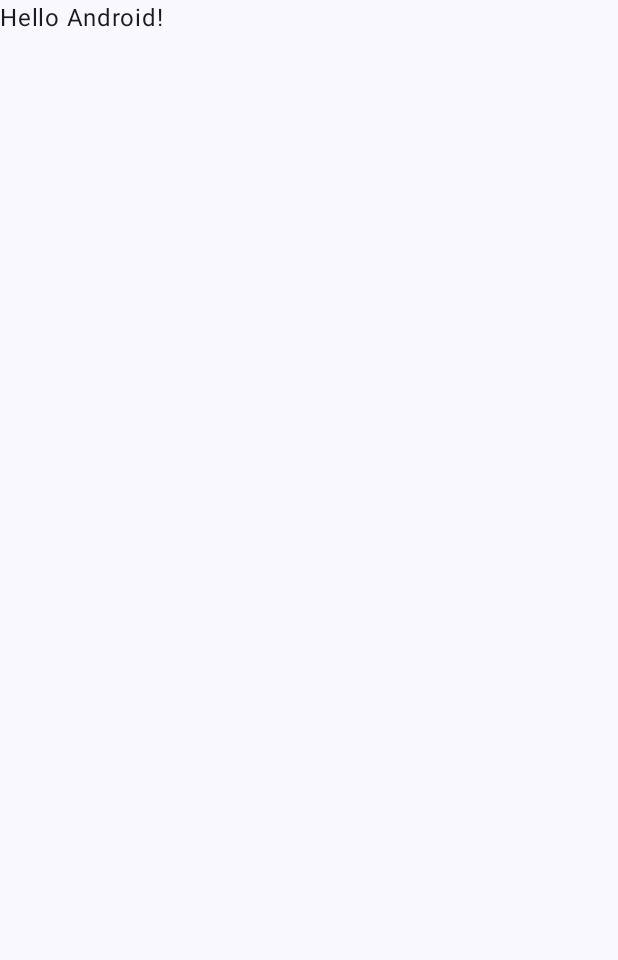
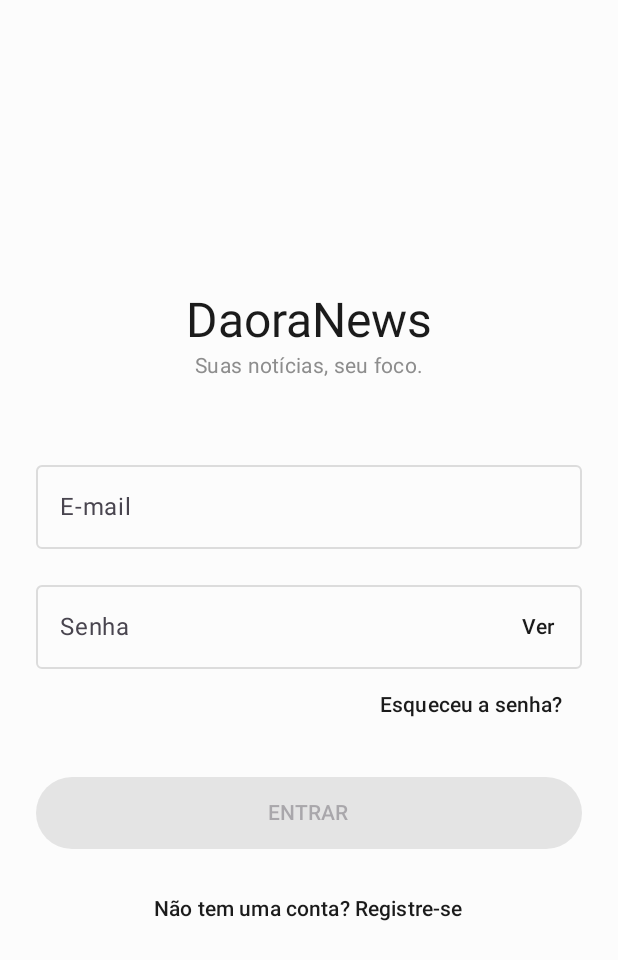
Before and after one commit to Rafaelmoraes05/DaoraNews, an Android app built with Jetpack Compose: the screen it shows after launch (MainActivity before the commit, LoginActivity after it), on a phone screen of 412 x 824 dp. Before the commit the part shown is almost empty. Shown: the top 960 px of the screen. Run offline under Robolectric (Android 15) with nearby library versions, the phone set to English and light mode, and no system bars.

Commit message:
[feat]: Criação e Personalização das telas de LoginActivity e RegisterActivity;

```diff
--- /dev/null
+++ b/app/src/main/java/com/daoranews/LoginActivity.kt
@@ -0,0 +1,183 @@
+package com.daoranews
+
+import android.app.Activity
+import android.content.Intent
+import android.content.Intent.FLAG_ACTIVITY_SINGLE_TOP
+import android.os.Bundle
+import android.widget.Toast
+import androidx.activity.ComponentActivity
+import androidx.activity.compose.setContent
+import androidx.activity.enableEdgeToEdge
+import androidx.compose.foundation.layout.Arrangement
+import androidx.compose.foundation.layout.Column
+import androidx.compose.foundation.layout.Row
+import androidx.compose.foundation.layout.Spacer
+import androidx.compose.foundation.layout.fillMaxSize
+import androidx.compose.foundation.layout.fillMaxWidth
+import androidx.compose.foundation.layout.height
+import androidx.compose.foundation.layout.padding
+import androidx.compose.foundation.layout.size
+import androidx.compose.foundation.text.KeyboardOptions
+import androidx.compose.material.icons.Icons
+import androidx.compose.material.icons.outlined.Email
+import androidx.compose.material.icons.outlined.Lock
+import androidx.compose.material3.Button
+import androidx.compose.material3.Icon
+import androidx.compose.material3.IconButton
+import androidx.compose.material3.MaterialTheme
+import androidx.compose.material3.OutlinedTextField
+import androidx.compose.material3.Scaffold
+import androidx.compose.material3.Surface
+import androidx.compose.material3.Text
+import androidx.compose.material3.TextButton
+import androidx.compose.runtime.Composable
+import androidx.compose.runtime.getValue
+import androidx.compose.runtime.mutableStateOf
+import androidx.compose.runtime.saveable.rememberSaveable
+import androidx.compose.runtime.setValue
+import androidx.compose.ui.Alignment
+import androidx.compose.ui.Alignment.Companion.CenterHorizontally
+import androidx.compose.ui.Modifier
+import androidx.compose.ui.platform.LocalContext
+import androidx.compose.ui.text.input.KeyboardType
+import androidx.compose.ui.text.input.PasswordVisualTransformation
+import androidx.compose.ui.text.input.VisualTransformation
+import androidx.compose.ui.tooling.preview.Preview
+import androidx.compose.ui.unit.dp
+import androidx.compose.ui.unit.sp
+import com.daoranews.ui.theme.DaoraNewsTheme
+
+
+class LoginActivity : ComponentActivity() {
+    override fun onCreate(savedInstanceState: Bundle?) {
+        super.onCreate(savedInstanceState)
+        enableEdgeToEdge()
+        setContent {
+            DaoraNewsTheme {
+                Scaffold(modifier = Modifier.fillMaxSize()) { innerPadding ->
+                    LoginPage(
+                        modifier = Modifier.padding(
+                            innerPadding
+                        )
+                    )
+                }
+            }
+        }
+    }
+}
+
+@Preview(showBackground = true)
+@Composable
+fun LoginPage(modifier: Modifier = Modifier) {
+    var email by rememberSaveable { mutableStateOf("") }
+    var password by rememberSaveable { mutableStateOf("") }
+    var passwordVisible by rememberSaveable { mutableStateOf(false) }
+    val activity = LocalContext.current as? Activity
+
+    Column(
+        modifier = modifier
+            .fillMaxSize()
+            .padding(horizontal = 24.dp),
+        verticalArrangement = Arrangement.Center,
+        horizontalAlignment = Alignment.CenterHorizontally,
+    ) {
+        Text(
+            text = "DaoraNews",
+            style = MaterialTheme.typography.headlineLarge,
+            color = MaterialTheme.colorScheme.primary
+        )
+        Text(
+            text = "Suas notícias, seu foco.",
+            style = MaterialTheme.typography.bodyMedium,
+            color = MaterialTheme.colorScheme.secondary
+        )
+
+        Spacer(modifier = Modifier.height(48.dp))
+
+        OutlinedTextField(
+            value = email,
+            onValueChange = { email = it },
+            modifier = Modifier.fillMaxWidth(),
+            label = { Text("E-mail") },
+            keyboardOptions = KeyboardOptions(keyboardType = KeyboardType.Email),
+            singleLine = true
+        )
+
+        Spacer(modifier = Modifier.height(16.dp))
+
+        OutlinedTextField(
+            value = password,
+            onValueChange = { password = it },
+            modifier = Modifier.fillMaxWidth(),
+            label = { Text("Senha") },
+            visualTransformation = if (passwordVisible) VisualTransformation.None else PasswordVisualTransformation(),
+            keyboardOptions = KeyboardOptions(keyboardType = KeyboardType.Password),
+            singleLine = true,
+            trailingIcon = {
+                TextButton(onClick = { passwordVisible = !passwordVisible }) {
+                    Text(if (passwordVisible) "Ocultar" else "Ver")
+                }
+            }
+        )
+
+        TextButton(
+            onClick = { /* TODO: Implementar lógica de recuperação de senha */ },
+            modifier = Modifier.align(Alignment.End)
+        ) {
+            Text("Esqueceu a senha?")
+        }
+
+
+        Spacer(modifier = Modifier.height(24.dp))
+
+        Button(
+            onClick = {
+                Toast.makeText(activity, "Login OK!", Toast.LENGTH_LONG).show()
+                activity?.startActivity(
+                    Intent(activity, MainActivity::class.java).setFlags(
+                        FLAG_ACTIVITY_SINGLE_TOP
+                    )
+                )
+            },
+            modifier = Modifier.fillMaxWidth().height(48.dp),
+            enabled = email.isNotEmpty() && password.isNotEmpty()
+        ) {
+            Text(
+                text = "ENTRAR",
+                style = MaterialTheme.typography.labelLarge
+            )
+        }
+
+        Spacer(modifier = Modifier.height(16.dp))
+
+        TextButton(
+            onClick = {
+                activity?.startActivity(Intent(activity, RegisterActivity::class.java))
+            },
+            modifier = Modifier.fillMaxWidth()
+        ) {
+            Text("Não tem uma conta? Registre-se")
+        }
+    }
+}
+
+
+@Preview(showBackground = true, name = "Login Page Light")
+@Composable
+fun LoginPagePreview() {
+    DaoraNewsTheme {
+        Surface(modifier = Modifier.fillMaxSize(), color = MaterialTheme.colorScheme.background) {
+            LoginPage()
+        }
+    }
+}
+
+@Preview(showBackground = true, name = "Login Page Dark")
+@Composable
+fun LoginPageDarkPreview() {
+    DaoraNewsTheme(darkTheme = true) {
+        Surface(modifier = Modifier.fillMaxSize(), color = MaterialTheme.colorScheme.background) {
+            LoginPage()
+        }
+    }
+}
--- a/app/src/main/java/com/daoranews/ui/theme/Color.kt
+++ b/app/src/main/java/com/daoranews/ui/theme/Color.kt
@@ -2,10 +2,13 @@ package com.daoranews.ui.theme
 
 import androidx.compose.ui.graphics.Color
 
-val Purple80 = Color(0xFFD0BCFF)
-val PurpleGrey80 = Color(0xFFCCC2DC)
-val Pink80 = Color(0xFFEFB8C8)
+// Cores para o Tema Claro (Light Mode)
+val KindleWhite = Color(0xFFFCFCFC)
+val KindleBlack = Color(0xFF1B1B1B)
+val KindleGray = Color(0xFF8D8D8D)
+val KindleLightGray = Color(0xFFDCDCDC)
 
-val Purple40 = Color(0xFF6650a4)
-val PurpleGrey40 = Color(0xFF625b71)
-val Pink40 = Color(0xFF7D5260)
+// Cores para o Tema Escuro (Dark Mode)
+val KindleDark = Color(0xFF121212)
+val KindleOffWhite = Color(0xFFEAEAEA)
+val KindleDarkGray = Color(0xFF4A4A4A)
--- a/app/src/main/java/com/daoranews/ui/theme/Theme.kt
+++ b/app/src/main/java/com/daoranews/ui/theme/Theme.kt
@@ -11,33 +11,34 @@ import androidx.compose.material3.lightColorScheme
 import androidx.compose.runtime.Composable
 import androidx.compose.ui.platform.LocalContext
 
-private val DarkColorScheme = darkColorScheme(
-    primary = Purple80,
-    secondary = PurpleGrey80,
-    tertiary = Pink80
+private val DarkKindleScheme = darkColorScheme(
+    primary = KindleOffWhite,
+    onPrimary = KindleDark,
+    background = KindleDark,
+    surface = KindleDark,
+    onBackground = KindleOffWhite,
+    onSurface = KindleOffWhite,
+    secondary = KindleDarkGray,
+    outline = KindleDarkGray
 )
 
-private val LightColorScheme = lightColorScheme(
-    primary = Purple40,
-    secondary = PurpleGrey40,
-    tertiary = Pink40
-
-    /* Other default colors to override
-    background = Color(0xFFFFFBFE),
-    surface = Color(0xFFFFFBFE),
-    onPrimary = Color.White,
-    onSecondary = Color.White,
-    onTertiary = Color.White,
-    onBackground = Color(0xFF1C1B1F),
-    onSurface = Color(0xFF1C1B1F),
-    */
+// Paleta para o Tema Claro (Modo Padrão) usando as cores Kindle
+private val LightKindleScheme = lightColorScheme(
+    primary = KindleBlack,
+    onPrimary = KindleWhite,
+    background = KindleWhite,
+    surface = KindleWhite,
+    onBackground = KindleBlack,
+    onSurface = KindleBlack,
+    secondary = KindleGray,
+    outline = KindleLightGray
 )
 
 @Composable
 fun DaoraNewsTheme(
     darkTheme: Boolean = isSystemInDarkTheme(),
-    // Dynamic color is available on Android 12+
-    dynamicColor: Boolean = true,
+
+    dynamicColor: Boolean = false,
     content: @Composable () -> Unit
 ) {
     val colorScheme = when {
@@ -46,8 +47,8 @@ fun DaoraNewsTheme(
             if (darkTheme) dynamicDarkColorScheme(context) else dynamicLightColorScheme(context)
         }
 
-        darkTheme -> DarkColorScheme
-        else -> LightColorScheme
+        darkTheme -> DarkKindleScheme
+        else -> LightKindleScheme
     }
 
     MaterialTheme(
--- a/app/src/main/res/values/strings.xml
+++ b/app/src/main/res/values/strings.xml
@@ -1,3 +1,5 @@
 <resources>
     <string name="app_name">DaoraNews</string>
+    <string name="title_activity_login">LoginActivity</string>
+    <string name="title_activity_register">RegisterActivity</string>
 </resources>
```
Also changed, not shown: app/src/main/AndroidManifest.xml (+19 -4 lines), app/src/main/java/com/daoranews/MainActivity.kt (+38 -10 lines), app/src/main/java/com/daoranews/RegisterActivity.kt (added, +144 -0 lines), app/src/main/java/com/daoranews/ui/theme/Components.kt (added, +43 -0 lines).
